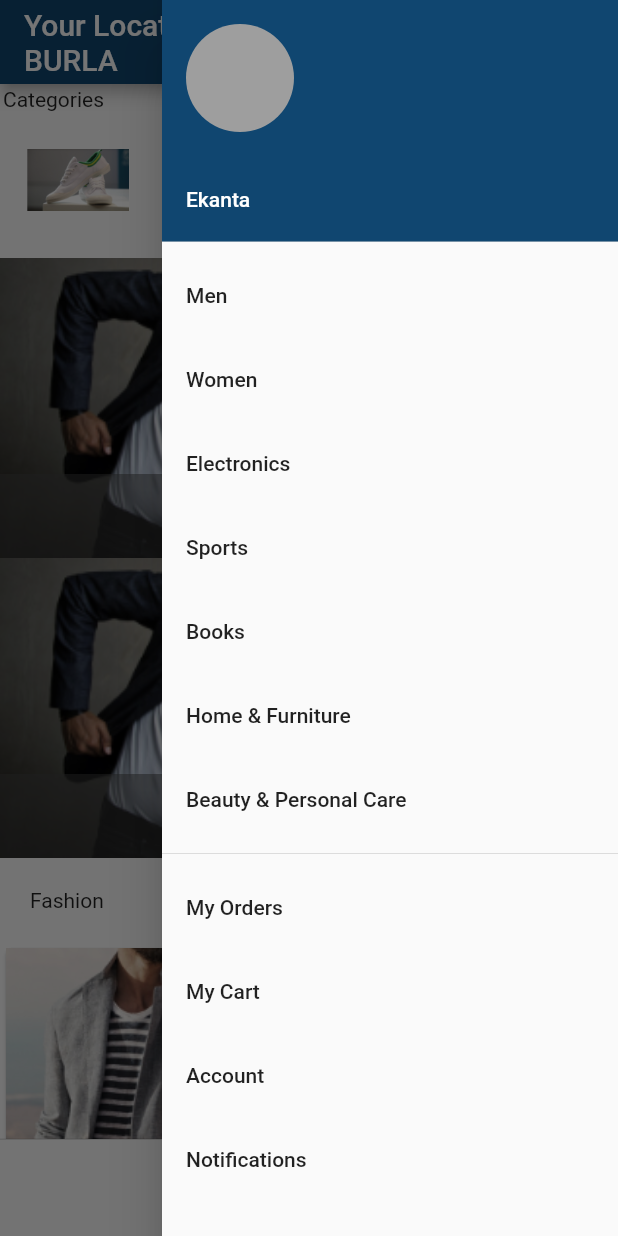
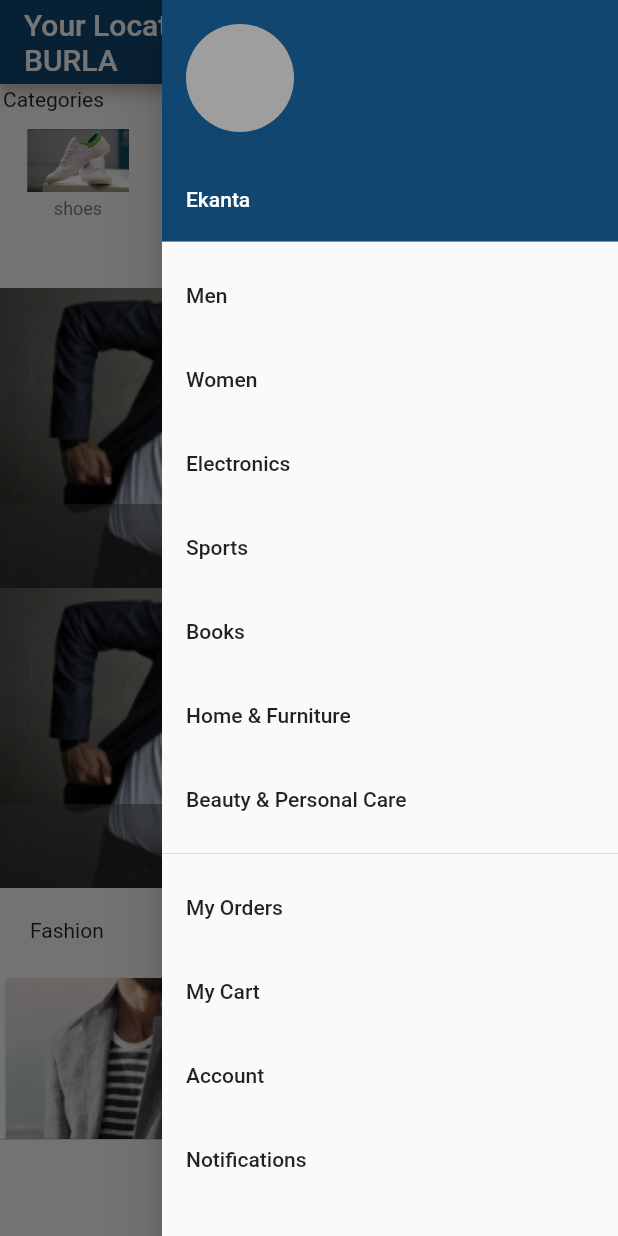
Before and after one commit to Rittik-Biswal2000/DuckHawk_Customer_App, a Flutter app: the screen it shows after launch, after a tap on the "menu" icon, on a phone screen of 412 x 824 dp. Run offline on Flutter 3.47's test engine with Material 2 defaults, Android fonts, the phone set to English and light mode, and no system bars; drawn by our look-alikes of carousel_pro.

```diff
--- a/lib/components/horizontal_listview.dart
+++ b/lib/components/horizontal_listview.dart
@@ -5,7 +5,7 @@ class HorizontalList extends StatelessWidget {
   @override
   Widget build(BuildContext context) {
     return Container(
-      height: 80.0,
+      height: 100.0,
       child: ListView(
         scrollDirection: Axis.horizontal,
         children: <Widget>[
@@ -25,9 +25,18 @@ class HorizontalList extends StatelessWidget {
           ),
 
           Category(
-            image_location: 'images/watches-111a.png',
-            image_caption: 'watches',
+            image_location: 'images/16x9.png',
+            image_caption: 'shoes',
           ),
+
+
+
+          Category(
+            image_location: 'images/16x9.png',
+            image_caption: 'shoes',
+          ),
+
+
 
         ],
       ),
@@ -49,7 +58,7 @@ class Category extends StatelessWidget {
             child: Container(
               width: 100.0,
               child: ListTile(
-                title: Image.asset(image_location,width: 100.0, height: 100.0,),
+                title: Image.asset(image_location,width: 80.0, height: 50.0,),
                 subtitle: Container(
                   alignment: Alignment.topCenter,
                     child: Text(image_caption, style: new TextStyle(fontSize: 12.0),),
--- a/lib/components/products.dart
+++ b/lib/components/products.dart
@@ -1,4 +1,6 @@
 import 'package:flutter/material.dart';
+import 'package:project_duckhawk/pages/product_details.dart';
+
 class products extends StatefulWidget {
   @override
   _ProductsState createState() => _ProductsState();
@@ -9,27 +11,22 @@ class _ProductsState extends State<products> {
     {
       "name": "Men",
       "picture": "images/Guide-mens-smart-casual-dress-code15@2x.png",
-
     },
     {
       "name": "Watches",
       "picture": "images/watches-111a.png",
-
     },
     {
       "name": "Jeans",
       "picture": "images/men-jeans@2x.png",
-
     },
     {
       "name": "Sneakers",
       "picture": "images/16x9.png",
-
     },
     {
       "name": "Sun Glasses",
       "picture": "images/pexels-photo-46710.png",
-
     },
   ];
 
@@ -38,12 +35,11 @@ class _ProductsState extends State<products> {
     return GridView.builder(
         itemCount: product_list.length,
         gridDelegate:
-        new SliverGridDelegateWithFixedCrossAxisCount(crossAxisCount: 2),
+            new SliverGridDelegateWithFixedCrossAxisCount(crossAxisCount: 2),
         itemBuilder: (BuildContext context, int index) {
           return Single_prod(
             prod_name: product_list[index]['name'],
             prod_pricture: product_list[index]['picture'],
-
           );
         });
   }
@@ -53,11 +49,9 @@ class Single_prod extends StatelessWidget {
   final prod_name;
   final prod_pricture;
 
-
   Single_prod({
     this.prod_name,
     this.prod_pricture,
-
   });
 
   @override
@@ -67,7 +61,8 @@ class Single_prod extends StatelessWidget {
           tag: prod_name,
           child: Material(
             child: InkWell(
-              onTap: () {},
+              onTap: () => Navigator.of(context).push(new MaterialPageRoute(
+                  builder: (context) => new ProductDetails())),
               child: GridTile(
                   footer: Container(
                     color: Colors.white70,
```
Also changed, not shown: images/iconfinder_cart4_216460.svg, images/iconfinder_search_298865.svg, pubspec.lock.
